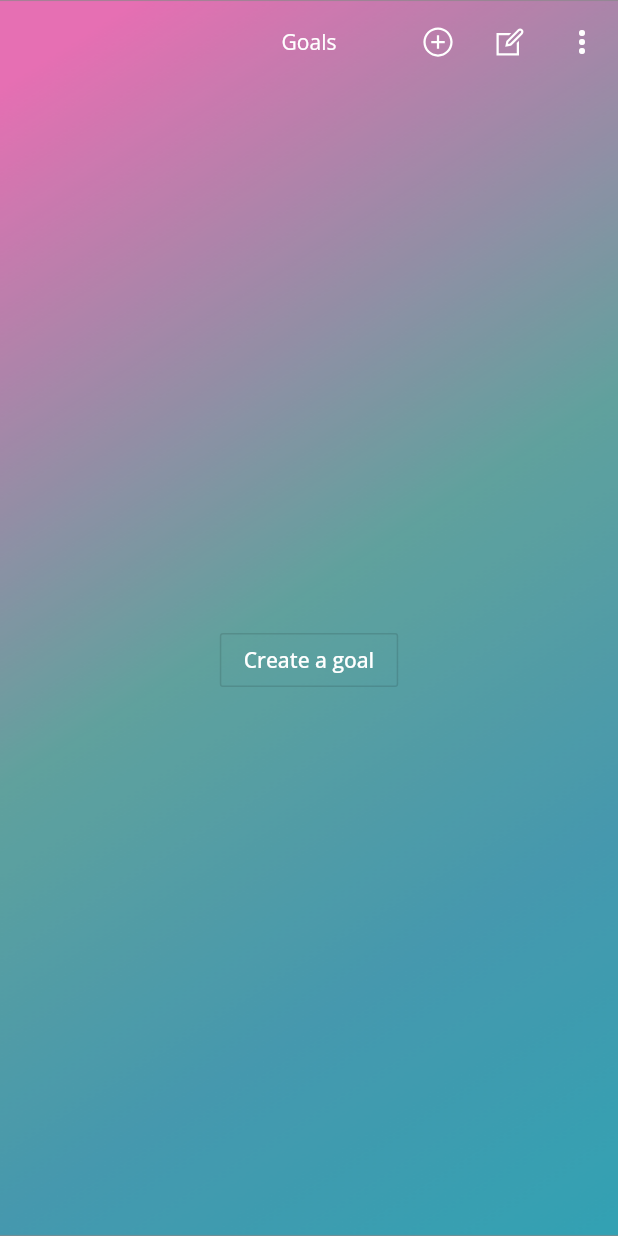
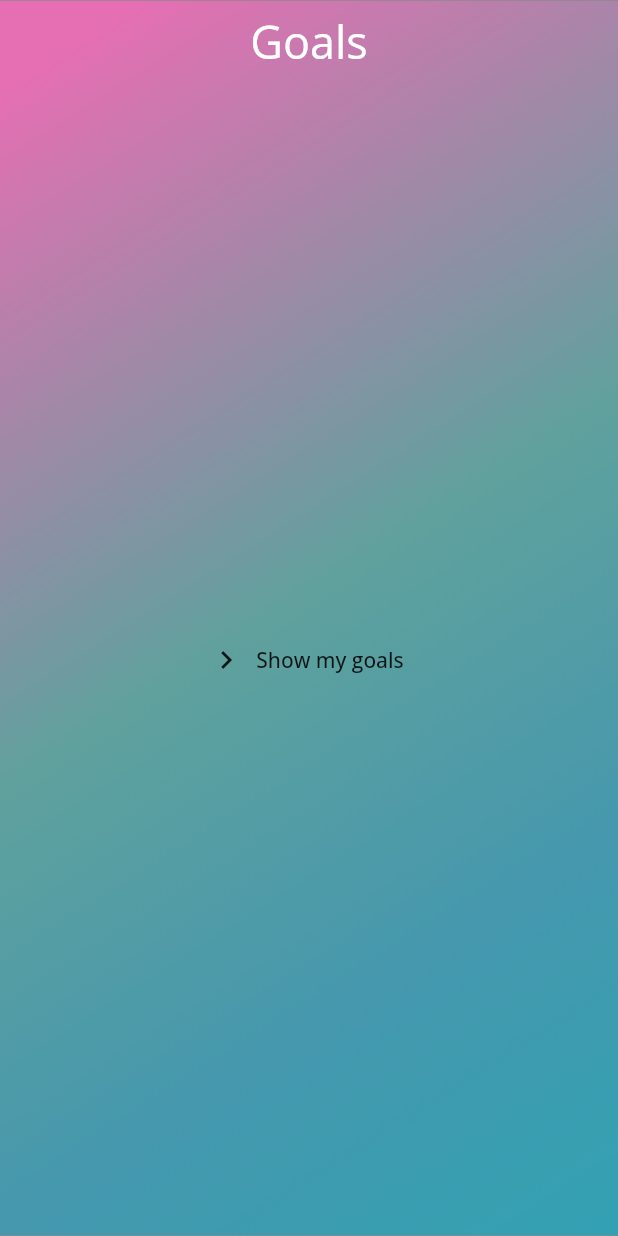
Before and after one commit to predatorx7/goal_details, a Flutter app: the screen it shows after launch, on a phone screen of 412 x 824 dp. Run offline on Flutter 3.47's test engine with Material 2 defaults, Android fonts, the phone set to English and light mode, and no system bars; our stand-ins replace expandable, google_fonts, hive, hive_flutter, line_awesome_flutter; accounts and stored records are empty; generated files the repository leaves out were written again.

Commit message:
Achieved goals. Can save, edit, delete goal details.

```diff
--- a/lib/commons/route_const.dart
+++ b/lib/commons/route_const.dart
@@ -3,4 +3,5 @@ class RouteNames {
   static const String RootRoute = '/';
   // ignore: non_constant_identifier_names
   String get HomeRoute => RootRoute;
+  static const String GoalsRoute = '/goals';
 }
--- a/lib/commons/routes.dart
+++ b/lib/commons/routes.dart
@@ -1,5 +1,6 @@
 import 'package:flutter/cupertino.dart';
 import 'package:flutter/material.dart';
+import 'package:goal_details/ui/screens/goals.dart';
 import 'package:goal_details/ui/screens/home.dart';
 
 import 'route_const.dart';
@@ -17,6 +18,8 @@ PageRoute wrapPageRoute(Widget screen, [bool useCupertinoPageRoute = true]) {
 /// Generates Routes which will be used in the application
 Route<dynamic> generateRoute(RouteSettings settings) {
   switch (settings.name) {
+    case RouteNames.GoalsRoute:
+      return wrapPageRoute(GoalsScreen());
     case RouteNames.RootRoute:
     default:
       return wrapPageRoute(HomeScreen());
--- a/lib/main.dart
+++ b/lib/main.dart
@@ -13,6 +13,7 @@ class GoalDetailsApp extends StatelessWidget {
   @override
   Widget build(BuildContext context) {
     final TextTheme openSans = GoogleFonts.openSansTextTheme();
+    setupImages(context); // pre-caches images
     return MaterialApp(
       title: 'Goal details',
       theme: ThemeData(
--- a/lib/models/objects/goal.dart
+++ b/lib/models/objects/goal.dart
@@ -29,7 +29,7 @@ class Goal extends HiveObject {
               hours: targetTimeOfDay.hour, minutes: targetTimeOfDay.minute),
         ) {
     if (targetDate != null) {
-      assert(start <= end);
+      assert(start < end);
     }
   }
 
@@ -43,7 +43,7 @@ class Goal extends HiveObject {
   })  : assert(title != null && creationTime != null),
         this.goalType = goalType ?? GoalType.personal {
     if (targetDate != null) {
-      assert(start <= end);
+      assert(start < end);
     }
   }
 
@@ -85,7 +85,10 @@ class Goal extends HiveObject {
   @HiveField(5)
   final GoalType goalType;
   int get start => creationTime.millisecondsSinceEpoch;
-  int get end => targetDate.millisecondsSinceEpoch;
+
+  int get end => targetTimeOfDay != null
+      ? targetTime.millisecondsSinceEpoch
+      : targetDate.add(Duration(days: 1)).millisecondsSinceEpoch;
 
   /// Returns a new [Goal] with modified details.
   Goal addInfo({
@@ -131,13 +134,11 @@ class Goal extends HiveObject {
   double completedTillDateTime(DateTime currentTime) {
     if (targetDate == null) return 0.0;
     final int now = currentTime.millisecondsSinceEpoch;
-    final int realEnd =
-        targetTimeOfDay != null ? targetTime.millisecondsSinceEpoch : end;
-    if (now > realEnd) {
+    if (now > end) {
       return 1.0;
     }
     int elapsedDuration = now - start;
-    int totalDuraton = realEnd - start;
+    int totalDuraton = end - start;
     return elapsedDuration / totalDuraton;
   }
 
--- /dev/null
+++ b/lib/ui/components.dart/scaffold_cover.dart
@@ -0,0 +1,21 @@
+import 'package:flutter/material.dart';
+import 'package:goal_details/commons/assets.dart';
+
+class ScaffoldCover extends StatelessWidget {
+  final Scaffold scaffold;
+
+  const ScaffoldCover({Key key, this.scaffold}) : super(key: key);
+
+  @override
+  Widget build(BuildContext context) {
+    return DecoratedBox(
+      decoration: const BoxDecoration(
+        image: const DecorationImage(
+          image: AppAssets.background,
+          fit: BoxFit.fill,
+        ),
+      ),
+      child: scaffold,
+    );
+  }
+}
--- a/lib/ui/screens/home.dart
+++ b/lib/ui/screens/home.dart
@@ -1,111 +1,31 @@
-import 'package:flutter/cupertino.dart';
 import 'package:flutter/material.dart';
-import 'package:goal_details/commons/assets.dart';
-import 'package:goal_details/commons/setup.dart';
-import 'package:goal_details/models/notifier/goal.dart';
-import 'package:goal_details/models/objects/goal.dart';
-import 'package:goal_details/ui/components.dart/goal_tile.dart';
-import 'package:hive/hive.dart';
-import 'package:hive_flutter/hive_flutter.dart';
-import 'package:line_awesome_flutter/line_awesome_flutter.dart';
-import 'package:expandable/expandable.dart';
-import 'package:provider/provider.dart';
+import 'package:goal_details/commons/route_const.dart';
+import 'package:goal_details/ui/components.dart/scaffold_cover.dart';
 
-class HomeScreen extends StatefulWidget {
-  @override
-  _HomeScreenState createState() => _HomeScreenState();
-}
-
-class _HomeScreenState extends State<HomeScreen> {
-  Box<Goal> goalDetailsBox;
-  @override
-  void initState() {
-    goalDetailsBox = Hive.box<Goal>(goalDetailsBoxName);
-    super.initState();
-  }
-
-  @override
-  void didChangeDependencies() {
-    setupImages(context); // pre-caches images
-    super.didChangeDependencies();
-  }
-
-  void addGoal() async {
-    int goalNumber = goalDetailsBox.length + 1;
-    DateTime creationTime = DateTime.now();
-    final Goal goal =
-        Goal(title: 'My Goals $goalNumber', creationTime: creationTime);
-    goalDetailsBox.add(goal);
-  }
-
-  void showMore() {
-    // TODO Implement
-    throw UnimplementedError();
-  }
-
-  void editSelected() {
-    // TODO Implement
-    throw UnimplementedError();
-  }
-
-  void removeGoal(dynamic key) {
-    goalDetailsBox.delete(key);
-  }
-
+class HomeScreen extends StatelessWidget {
   @override
   Widget build(BuildContext context) {
-    return DecoratedBox(
-      decoration: const BoxDecoration(
-        image: const DecorationImage(
-          image: AppAssets.background,
-          fit: BoxFit.fill,
+    return ScaffoldCover(
+      scaffold: Scaffold(
+        backgroundColor: Colors.transparent,
+        appBar: AppBar(
+          title: Title(
+            title: 'Goals',
+            color: Colors.white,
+            child: Text(
+              'Goals',
+              style: TextStyle(fontSize: 30),
+            ),
+          ),
         ),
-      ),
-      child: Scaffold(
-        appBar: AppBar(
-          title: const Text('Goals'),
-          actions: [
-            IconButton(
-              icon: Icon(LineAwesomeIcons.plus_circle, color: Colors.white),
-              onPressed: addGoal,
-            ),
-            IconButton(
-              icon: Icon(LineAwesomeIcons.edit, color: Colors.white),
-              onPressed: editSelected,
-            ),
-            IconButton(
-              icon: Icon(Icons.more_vert, color: Colors.white),
-              onPressed: showMore,
-            ),
-          ],
-        ),
-        backgroundColor: Colors.transparent,
-        body: ValueListenableBuilder(
-          valueListenable: goalDetailsBox.listenable(),
-          builder: (context, Box<Goal> goals, _) {
-            final List<int> keys = goals.keys.cast<int>().toList();
-            if (keys?.isEmpty ?? true) {
-              return Center(
-                child: OutlineButton(
-                  child: Text('Create a goal'),
-                  textColor: Colors.white,
-                  onPressed: addGoal,
-                ),
-              );
-            }
-            return ListView.builder(
-              itemBuilder: (_, int index) {
-                final int boxKey = keys[index];
-                final Goal goal = goals.get(boxKey);
-                return ChangeNotifierProvider<GoalProvider>(
-                  create: (_) => GoalProvider(goals, goal),
-                  child: GoalTile(),
-                );
-              },
-              itemCount: keys.length,
-              shrinkWrap: true,
-            );
-          },
+        body: Center(
+          child: FlatButton.icon(
+            icon: Icon(Icons.navigate_next),
+            label: Text('Show my goals'),
+            onPressed: () {
+              Navigator.of(context).pushNamed(RouteNames.GoalsRoute);
+            },
+          ),
         ),
       ),
     );
```
Also changed, not shown: lib/models/notifier/goal.dart (+6 -2 lines), lib/ui/components.dart/goal_form.dart (+62 -0 lines), lib/ui/components.dart/goal_tile.dart (+36 -20 lines), lib/ui/screens/goals.dart (added, +105 -0 lines), result_preview/flutter_01.png (added), result_preview/flutter_02.png (added).
